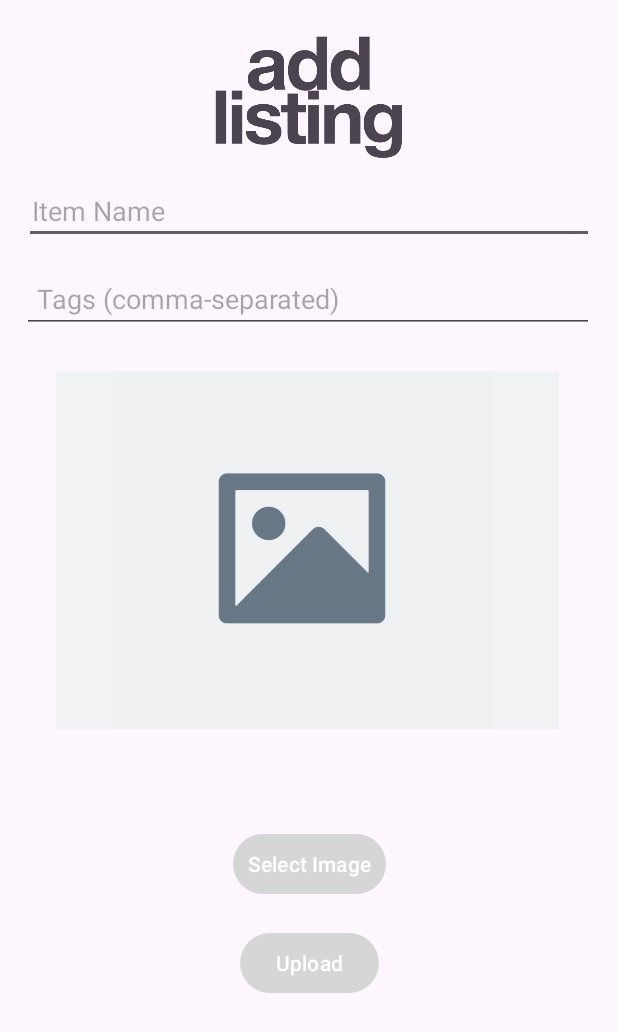
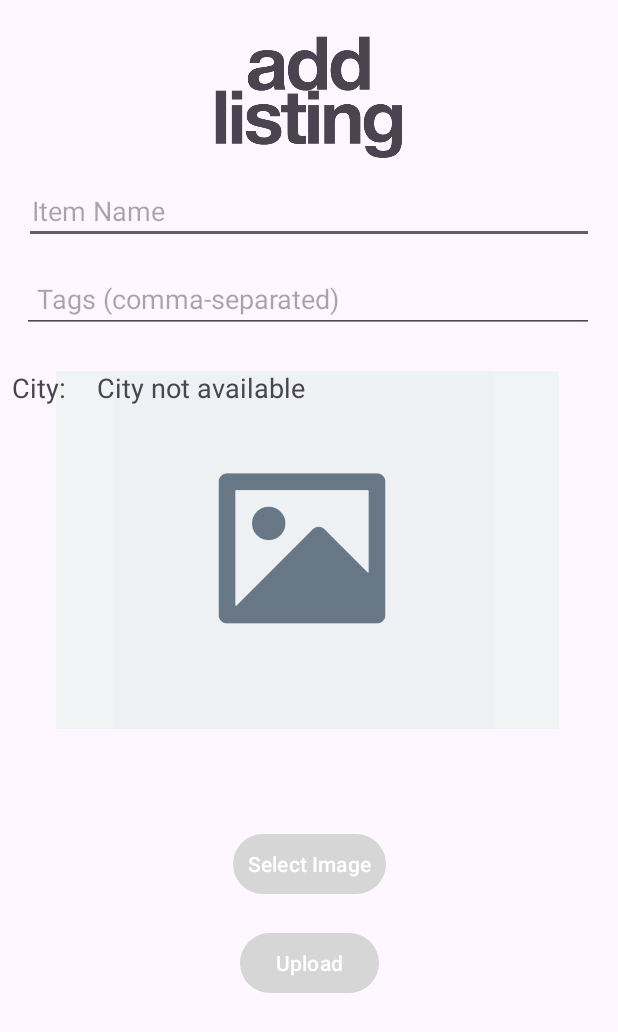
Before and after one commit to gracewang25/CampusCloset-MaxS-GraceW, an Android app: the CreateListing screen opened directly, with no data from a screen before it, on a phone screen of 412 x 824 dp. Shown: the top 1032 px of the screen. Run offline under Robolectric (Android 15) with nearby library versions, the phone set to English and light mode, and no system bars; our stand-ins replace Firebase (no records; nobody signed in at launch, a user with empty details on screens opened directly); pictures from the network do not load.

Commit message:
display userCity on listing

```diff
--- a/app/src/main/java/com/example/clothingswap/CreateListing.java
+++ b/app/src/main/java/com/example/clothingswap/CreateListing.java
@@ -9,6 +9,7 @@ import android.view.View;
 import android.widget.Button;
 import android.widget.EditText;
 import android.widget.ImageView;
+import android.widget.TextView;
 import android.widget.Toast;
 
 
@@ -42,8 +43,16 @@ public class CreateListing extends AppCompatActivity {
 
         databaseReference = FirebaseDatabase.getInstance().getReference("listings");
 
+        TextView textViewCityName = findViewById(R.id.textViewCityName);
+
+
         // Retrieve the city passed from MainActivity
         userCity = getIntent().getStringExtra("userCity");
+        if (userCity != null && !userCity.isEmpty()) {
+            textViewCityName.setText(userCity); // Display the city name
+        } else {
+            textViewCityName.setText("City not available"); // Default text if city is not provided
+        }
 
         buttonUpload.setOnClickListener(new View.OnClickListener() {
             @Override
--- a/app/src/main/res/layout/activity_create_listing.xml
+++ b/app/src/main/res/layout/activity_create_listing.xml
@@ -90,6 +90,28 @@
         app:layout_constraintStart_toStartOf="parent"
         app:layout_constraintTop_toTopOf="parent" />
 
+    <TextView
+        android:id="@+id/textViewCityLabel"
+        android:layout_width="wrap_content"
+        android:layout_height="wrap_content"
+        android:text="City: "
+        android:padding="8dp"
+        app:layout_constraintStart_toStartOf="parent"
+        app:layout_constraintEnd_toStartOf="@id/textViewCityName"
+        app:layout_constraintTop_toBottomOf="@id/editTextTags"
+        android:layout_marginTop="16dp"
+        android:textAppearance="@style/TextAppearance.AppCompat.Medium" />
+
+    <TextView
+        android:id="@+id/textViewCityName"
+        android:layout_width="0dp"
+        android:layout_height="wrap_content"
+        android:padding="8dp"
+        app:layout_constraintStart_toEndOf="@id/textViewCityLabel"
+        app:layout_constraintEnd_toEndOf="parent"
+        app:layout_constraintTop_toTopOf="@id/textViewCityLabel"
+        android:textAppearance="@style/TextAppearance.AppCompat.Medium" />
+
     <Button
         android:id="@+id/buttonUpload"
         android:layout_width="wrap_content"
```
